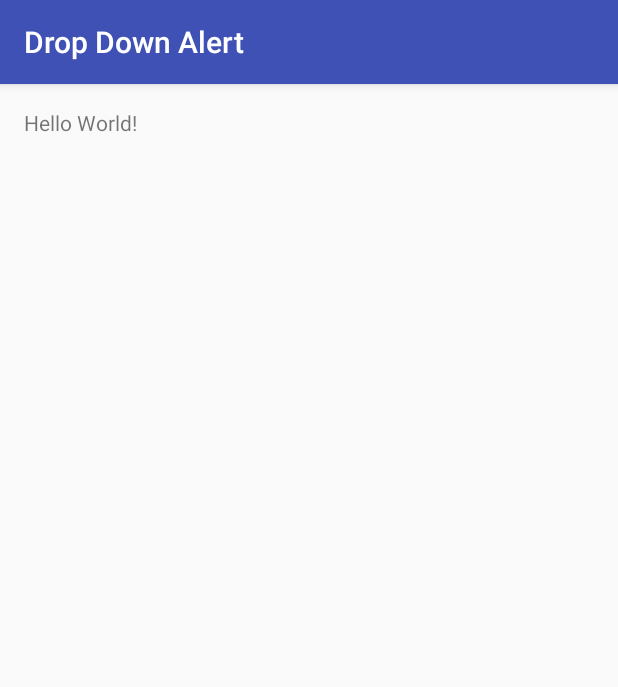
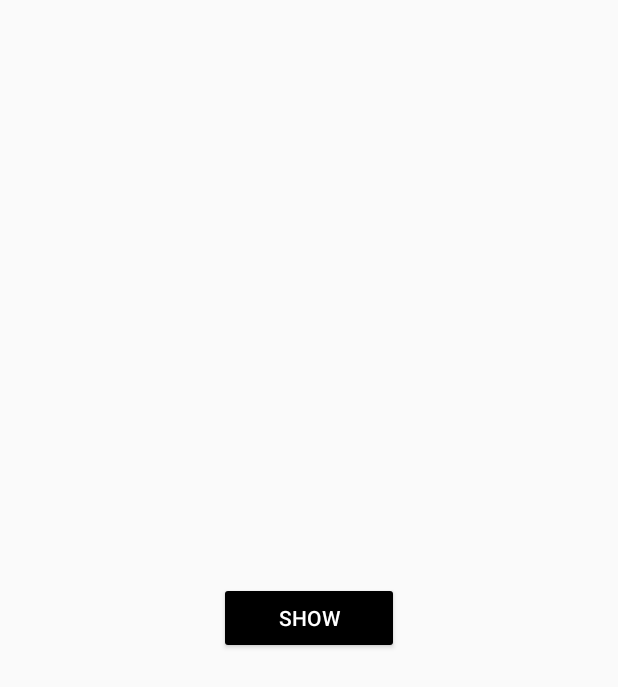
Before and after one commit to lk321/DropDownAlert, an Android app: the screen it shows after launch (MainActivity), on a phone screen of 412 x 824 dp. Shown: the top 687 px of the screen. Run offline under Robolectric (Android 15) with nearby library versions, the phone set to English and light mode, and no system bars.

Commit message:
Drop Down Alert

```diff
--- a/app/src/main/AndroidManifest.xml
+++ b/app/src/main/AndroidManifest.xml
@@ -8,10 +8,10 @@
         android:label="@string/app_name"
         android:supportsRtl="true"
         android:theme="@style/AppTheme">
-        <activity android:name=".MainActivity">
+        <activity android:name=".MainActivity"
+            android:theme="@style/AppTheme.NoActionBar">
             <intent-filter>
                 <action android:name="android.intent.action.MAIN" />
-
                 <category android:name="android.intent.category.LAUNCHER" />
             </intent-filter>
         </activity>
--- a/app/src/main/java/io/quickcoding/dropdownalert/DropDownAlert.java
+++ b/app/src/main/java/io/quickcoding/dropdownalert/DropDownAlert.java
@@ -35,9 +35,10 @@ public class DropDownAlert {
     private Timer timer;
 
 
-    public DropDownAlert(Activity context)
+    public DropDownAlert(Activity context,Context c)
     {
         this.context=context;
+        this.c=c;
 
     }
     public DropDownAlert(Bitmap bitmap, Activity context, String title, String content)
@@ -78,7 +79,7 @@ public class DropDownAlert {
 
 
         if (view==null) {
-            LayoutInflater factory = LayoutInflater.from(context);
+            LayoutInflater factory = LayoutInflater.from(c);
 
             if (bitmap != null) {
                 view = factory.inflate(R.layout.message_alert, null);
--- a/app/src/main/java/io/quickcoding/dropdownalert/MainActivity.java
+++ b/app/src/main/java/io/quickcoding/dropdownalert/MainActivity.java
@@ -1,15 +1,32 @@
 package io.quickcoding.dropdownalert;
 
+import android.support.v7.app.ActionBar;
 import android.support.v7.app.AppCompatActivity;
 import android.os.Bundle;
 import android.util.Log;
+import android.view.View;
+import android.widget.Button;
 
 public class MainActivity extends AppCompatActivity {
+    private DropDownAlert downAlert;
 
     @Override
     protected void onCreate(Bundle savedInstanceState) {
         super.onCreate(savedInstanceState);
         setContentView(R.layout.activity_main);
-        Log.e("QUICKCODING.IO","HELLO");
+
+
+        Button show=(Button)findViewById(R.id.show);
+        downAlert=new DropDownAlert(this,getWindow().getContext());
+
+
+        show.setOnClickListener(new View.OnClickListener() {
+            @Override
+            public void onClick(View view) {
+                downAlert.setTitle("Warning!");
+                downAlert.setContent("Do NOT click");
+                downAlert.show();
+            }
+        });
     }
 }
--- a/app/src/main/res/layout/activity_main.xml
+++ b/app/src/main/res/layout/activity_main.xml
@@ -10,8 +10,14 @@
     android:paddingTop="@dimen/activity_vertical_margin"
     tools:context="io.quickcoding.dropdownalert.MainActivity">
 
-    <TextView
-        android:layout_width="wrap_content"
+    <Button
+        android:id="@+id/show"
+        android:layout_width="120dp"
         android:layout_height="wrap_content"
-        android:text="Hello World!" />
+        android:text="Show"
+        android:textColor="@android:color/white"
+        android:backgroundTint="@android:color/black"
+        android:layout_centerInParent="true"
+        />
+
 </RelativeLayout>
--- a/app/src/main/res/layout/message_alert.xml
+++ b/app/src/main/res/layout/message_alert.xml
@@ -35,7 +35,7 @@
             android:maxLines="1"
             android:ellipsize="end"
             android:textSize="7pt"
-            android:textColor="@android:color/holo_blue_dark"
+            android:textColor="@android:color/holo_red_dark"
             android:text="Alert"
             />
         <TextView
--- a/app/src/main/res/layout/message_alert_no_image.xml
+++ b/app/src/main/res/layout/message_alert_no_image.xml
@@ -34,7 +34,8 @@
             android:maxLines="1"
             android:ellipsize="end"
             android:textSize="7pt"
-            android:textColor="@android:color/holo_blue_dark"
+            android:textStyle="bold"
+            android:textColor="@android:color/holo_orange_dark"
             android:text="Alert"
             />
         <TextView
--- a/app/src/main/res/values/styles.xml
+++ b/app/src/main/res/values/styles.xml
@@ -8,4 +8,9 @@
         <item name="colorAccent">@color/colorAccent</item>
     </style>
 
+    <style name="AppTheme.NoActionBar">
+        <item name="windowActionBar">false</item>
+        <item name="windowNoTitle">true</item>
+    </style>
+
 </resources>
```
